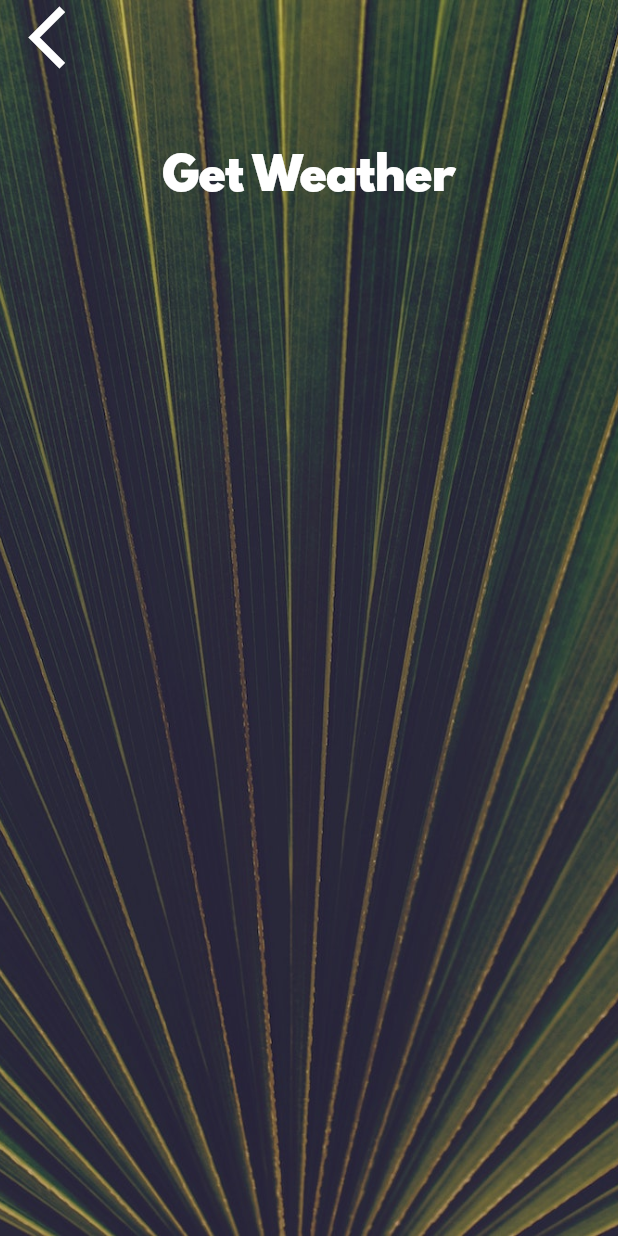
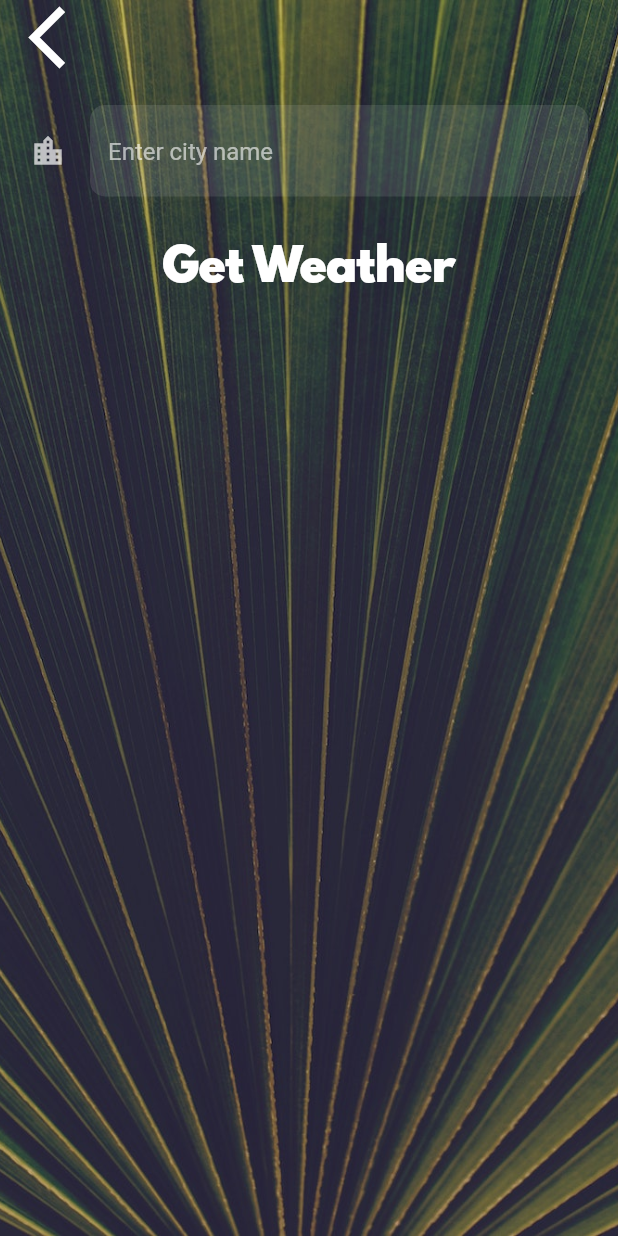
Before and after one commit to Gruja13/Weather-app, a Flutter app: the CityScreen screen opened directly, on a phone screen of 412 x 824 dp. Run offline on Flutter 3.47's test engine with Material 2 defaults, Android fonts, the phone set to English and light mode, and no system bars; our stand-ins replace flutter_spinkit, geolocator; network calls fail.

Commit message:
Current weather added, Search city added. App is finished

```diff
--- a/lib/screens/city_screen.dart
+++ b/lib/screens/city_screen.dart
@@ -7,6 +7,8 @@ class CityScreen extends StatefulWidget {
 }
 
 class _CityScreenState extends State<CityScreen> {
+  String cityName;
+
   @override
   Widget build(BuildContext context) {
     return Scaffold(
@@ -24,7 +26,9 @@ class _CityScreenState extends State<CityScreen> {
               Align(
                 alignment: Alignment.topLeft,
                 child: FlatButton(
-                  onPressed: () {},
+                  onPressed: () {
+                    Navigator.pop(context);
+                  },
                   child: Icon(
                     Icons.arrow_back_ios,
                     size: 50.0,
@@ -33,10 +37,33 @@ class _CityScreenState extends State<CityScreen> {
               ),
               Container(
                 padding: EdgeInsets.all(20.0),
-                child: null,
+                child: TextField(
+                  style: TextStyle(
+                    fontSize: 18.0,
+                  ),
+                  decoration: InputDecoration(
+                    filled: true,
+                    icon: Icon(Icons.location_city),
+                    hintText: 'Enter city name',
+                    hintStyle: TextStyle(
+                      fontSize: 16.0,
+                    ),
+                    border: OutlineInputBorder(
+                      borderRadius: BorderRadius.all(
+                        Radius.circular(10.0),
+                      ),
+                      borderSide: BorderSide.none,
+                    ),
+                  ),
+                  onChanged: (value) {
+                    cityName = value;
+                  },
+                ),
               ),
               FlatButton(
-                onPressed: () {},
+                onPressed: () {
+                  Navigator.pop(context, cityName);
+                },
                 child: Text(
                   'Get Weather',
                   style: kButtonTextStyle,
```
Also changed, not shown: lib/screens/loading_screen.dart (+11 -17 lines), lib/screens/location_screen.dart (+60 -9 lines), lib/services/weather.dart (+26 -0 lines).
